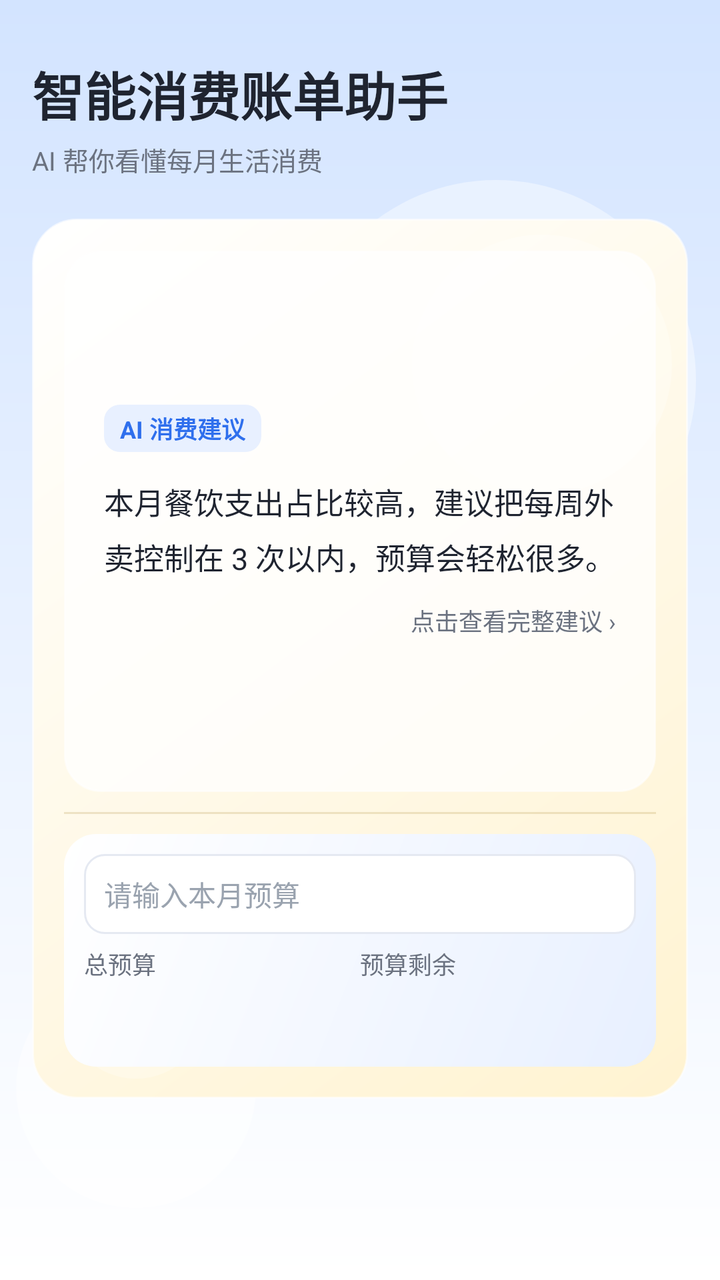
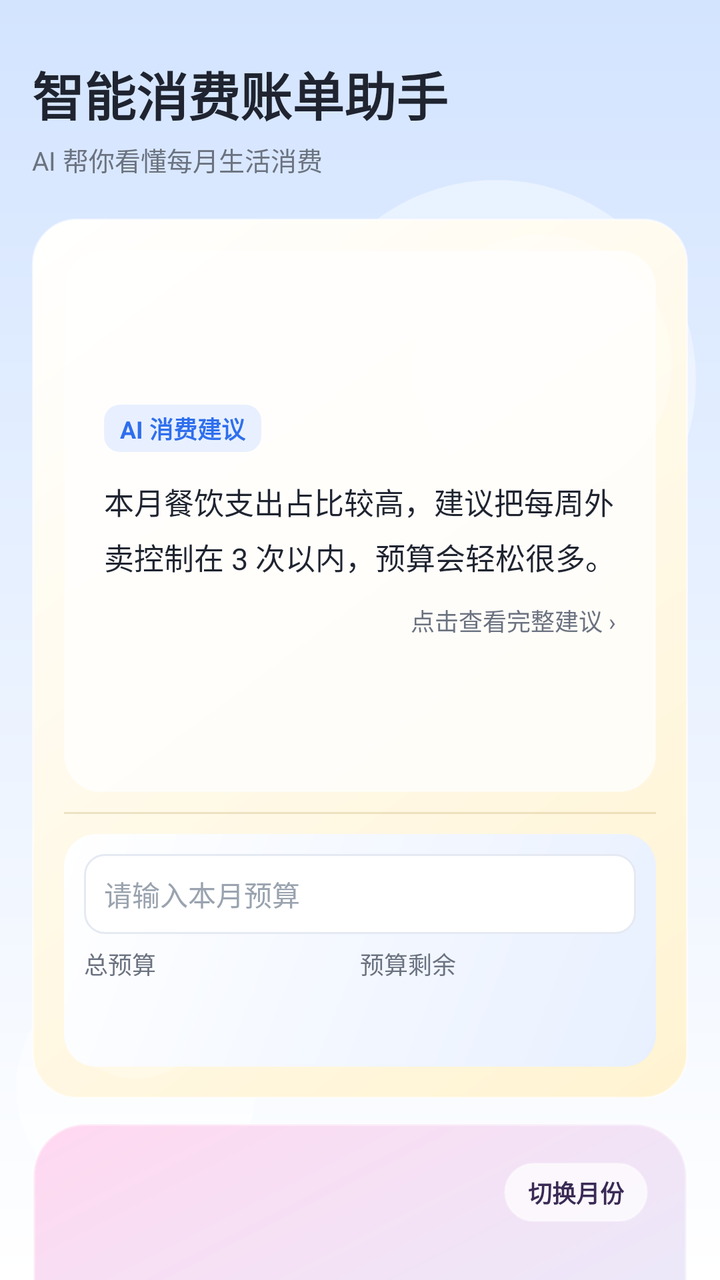

An Android layout rendered at two revisions. The XML below is the earlier revision; the diff shows what the commit changed to produce the second picture.
<!-- AndroidManifest.xml: application theme Theme.StudentBill -->
<!-- res/layout/activity_main.xml -->
<?xml version="1.0" encoding="utf-8"?>
<androidx.core.widget.NestedScrollView xmlns:android="http://schemas.android.com/apk/res/android"
    android:layout_width="match_parent"
    android:layout_height="match_parent"
    android:background="@drawable/bg_page_gradient"
    android:fillViewport="true"
    android:overScrollMode="never">

    <LinearLayout
        android:layout_width="match_parent"
        android:layout_height="wrap_content"
        android:orientation="vertical"
        android:padding="@dimen/page_padding">

        
        <TextView
            android:id="@+id/tvTitle"
            android:layout_width="match_parent"
            android:layout_height="wrap_content"
            android:layout_marginTop="@dimen/space_md"
            android:text="@string/main_title"
            android:textColor="@color/text_primary"
            android:textSize="26sp"
            android:textStyle="bold" />

        <TextView
            android:id="@+id/tvSubtitle"
            android:layout_width="match_parent"
            android:layout_height="wrap_content"
            android:layout_marginTop="@dimen/space_xs"
            android:text="@string/main_subtitle"
            android:textColor="@color/text_secondary"
            android:textSize="@dimen/text_subtitle" />

        
        <LinearLayout
            android:id="@+id/panelCard"
            android:layout_width="match_parent"
            android:layout_height="440dp"
            android:layout_marginTop="@dimen/space_lg"
            android:background="@drawable/bg_glass_panel"
            android:elevation="8dp"
            android:orientation="vertical"
            android:padding="16dp">

            
            <LinearLayout
                android:id="@+id/panelAi"
                android:layout_width="match_parent"
                android:layout_height="0dp"
                android:layout_weight="7"
                android:background="@drawable/bg_glass_ai"
                android:clickable="true"
                android:focusable="true"
                android:foreground="?attr/selectableItemBackground"
                android:gravity="center_vertical"
                android:orientation="vertical"
                android:padding="20dp">

                <TextView
                    android:layout_width="wrap_content"
                    android:layout_height="wrap_content"
                    android:background="@drawable/bg_ai_badge"
                    android:paddingStart="@dimen/space_sm"
                    android:paddingTop="3dp"
                    android:paddingEnd="@dimen/space_sm"
                    android:paddingBottom="3dp"
                    android:text="@string/ai_panel_title"
                    android:textColor="@color/color_primary"
                    android:textSize="@dimen/text_caption"
                    android:textStyle="bold" />

                <TextView
                    android:id="@+id/tvAiSummary"
                    android:layout_width="match_parent"
                    android:layout_height="wrap_content"
                    android:layout_marginTop="14dp"
                    android:lineSpacingExtra="6dp"
                    android:text="@string/ai_panel_summary"
                    android:textColor="@color/text_primary"
                    android:textSize="15sp" />

                <TextView
                    android:layout_width="match_parent"
                    android:layout_height="wrap_content"
                    android:layout_marginTop="@dimen/space_md"
                    android:gravity="end"
                    android:text="@string/ai_panel_more"
                    android:textColor="@color/text_secondary"
                    android:textSize="@dimen/text_caption" />

            </LinearLayout>

            
            <View
                android:layout_width="match_parent"
                android:layout_height="1dp"
                android:layout_marginTop="10dp"
                android:layout_marginBottom="10dp"
                android:background="@color/glass_divider" />

            
            <LinearLayout
                android:id="@+id/panelBudget"
                android:layout_width="match_parent"
                android:layout_height="0dp"
                android:layout_weight="3"
                android:background="@drawable/bg_gradient_blue"
                android:orientation="vertical"
                android:padding="10dp">

                <EditText
                    android:id="@+id/etBudget"
                    android:layout_width="match_parent"
                    android:layout_height="40dp"
                    android:background="@drawable/bg_input"
                    android:hint="@string/budget_hint"
                    android:imeOptions="actionDone"
                    android:inputType="numberDecimal"
                    android:maxLines="1"
                    android:paddingStart="10dp"
                    android:paddingEnd="10dp"
                    android:textColor="@color/text_primary"
                    android:textColorHint="@color/text_hint"
                    android:textSize="@dimen/text_body" />

                <LinearLayout
                    android:layout_width="match_parent"
                    android:layout_height="wrap_content"
                    android:layout_marginTop="6dp"
                    android:orientation="horizontal">

                    <LinearLayout
                        android:layout_width="0dp"
                        android:layout_height="wrap_content"
                        android:layout_weight="1"
                        android:orientation="vertical">

                        <TextView
                            android:layout_width="wrap_content"
                            android:layout_height="wrap_content"
                            android:text="@string/label_total_budget"
                            android:textColor="@color/text_secondary"
                            android:textSize="@dimen/text_caption" />

                        <TextView
                            android:id="@+id/tvTotalBudget"
                            android:layout_width="wrap_content"
                            android:layout_height="wrap_content"
                            android:textColor="@color/text_primary"
                            android:textSize="18sp"
                            android:textStyle="bold" />

                    </LinearLayout>

                    <LinearLayout
                        android:layout_width="0dp"
                        android:layout_height="wrap_content"
                        android:layout_weight="1"
                        android:orientation="vertical">

                        <TextView
                            android:id="@+id/tvRemainLabel"
                            android:layout_width="wrap_content"
                            android:layout_height="wrap_content"
                            android:text="@string/label_remaining"
                            android:textColor="@color/text_secondary"
                            android:textSize="@dimen/text_caption" />

                        <TextView
                            android:id="@+id/tvRemainValue"
                            android:layout_width="wrap_content"
                            android:layout_height="wrap_content"
                            android:textColor="@color/color_primary"
                            android:textSize="18sp"
                            android:textStyle="bold" />

                    </LinearLayout>

                </LinearLayout>

            </LinearLayout>

        </LinearLayout>

    </LinearLayout>

</androidx.core.widget.NestedScrollView>
<!-- resources referenced by this layout -->
<resources>
  <color name="color_primary">#2F6FED</color>
  <color name="glass_divider">#33A9822F</color>
  <color name="text_hint">#9AA3AF</color>
  <color name="text_primary">#1F2430</color>
  <color name="text_secondary">#6B7280</color>
  <dimen name="page_padding">16dp</dimen>
  <dimen name="space_lg">20dp</dimen>
  <dimen name="space_md">12dp</dimen>
  <dimen name="space_sm">8dp</dimen>
  <dimen name="space_xs">4dp</dimen>
  <dimen name="text_body">14sp</dimen>
  <dimen name="text_caption">12sp</dimen>
  <dimen name="text_subtitle">13sp</dimen>
  <string name="ai_panel_more">点击查看完整建议 ›</string>
  <string name="ai_panel_summary">本月餐饮支出占比较高，建议把每周外卖控制在 3 次以内，预算会轻松很多。</string>
  <string name="ai_panel_title">AI 消费建议</string>
  <string name="budget_hint">请输入本月预算</string>
  <string name="label_remaining">预算剩余</string>
  <string name="label_total_budget">总预算</string>
  <string name="main_subtitle">AI 帮你看懂每月生活消费</string>
  <string name="main_title">智能消费账单助手</string>
  <color name="color_primary_light">#E8F0FF</color>
  <color name="glass_white">#C2FFFFFF</color>
  <color name="glass_stroke">#99FFFFFF</color>
  <color name="bg_card">#FFFFFF</color>
  <color name="glass_yellow">#FFF3D1</color>
  <color name="glass_bubble">#40FFFFFF</color>
  <color name="gradient_blue_end">#FFFFFF</color>
  <color name="gradient_blue_start">#E8F0FF</color>
  <dimen name="card_radius">16dp</dimen>
  <color name="divider">#E5E9F2</color>
  <color name="page_blue">#D3E4FF</color>
  <color name="page_bubble">#66FFFFFF</color>
  <color name="color_primary_dark">#1E4FBD</color>
  <!-- unchanged entries left out for length: 7 -->
</resources>

<!-- the commit's change to res/layout/activity_main.xml (unified diff, before → after) -->
@@ -183,6 +183,116 @@
 
         </LinearLayout>
 
+        
+        <LinearLayout
+            android:id="@+id/panelChart"
+            android:layout_width="match_parent"
+            android:layout_height="wrap_content"
+            android:layout_marginTop="@dimen/space_md"
+            android:background="@drawable/bg_candy_panel"
+            android:elevation="6dp"
+            android:orientation="vertical"
+            android:padding="@dimen/space_lg">
+
+            <LinearLayout
+                android:layout_width="match_parent"
+                android:layout_height="wrap_content"
+                android:gravity="center_vertical"
+                android:orientation="horizontal">
+
+                <TextView
+                    android:id="@+id/tvChartMonth"
+                    android:layout_width="0dp"
+                    android:layout_height="wrap_content"
+                    android:layout_weight="1"
+                    android:textColor="@color/candy_ink"
+                    android:textSize="17sp"
+                    android:textStyle="bold" />
+
+                
+                <TextView
+                    android:id="@+id/btnMonthPicker"
+                    android:layout_width="wrap_content"
+                    android:layout_height="wrap_content"
+                    android:background="@drawable/bg_candy_pill"
+                    android:clickable="true"
+                    android:focusable="true"
+                    android:paddingStart="12dp"
+                    android:paddingTop="6dp"
+                    android:paddingEnd="12dp"
+                    android:paddingBottom="6dp"
+                    android:text="@string/month_picker_label"
+                    android:textColor="@color/candy_ink"
+                    android:textSize="@dimen/text_caption"
+                    android:textStyle="bold" />
+
+            </LinearLayout>
+
+            <TextView
+                android:id="@+id/tvMonthCompare"
+                android:layout_width="match_parent"
+                android:layout_height="wrap_content"
+                android:layout_marginTop="4dp"
+                android:textColor="@color/text_secondary"
+                android:textSize="@dimen/text_caption" />
+
+            <View
+                android:layout_width="match_parent"
+                android:layout_height="1dp"
+                android:layout_marginTop="12dp"
+                android:background="@color/candy_line" />
+
+            <TextView
+                android:layout_width="wrap_content"
+                android:layout_height="wrap_content"
+                android:layout_marginTop="12dp"
+                android:text="@string/chart_daily_title"
+                android:textColor="@color/candy_ink"
+                android:textSize="13sp"
+                android:textStyle="bold" />
+
+            <com.github.mikephil.charting.charts.LineChart
+                android:id="@+id/chartDaily"
+                android:layout_width="match_parent"
+                android:layout_height="200dp"
+                android:layout_marginTop="6dp"
+                android:background="@drawable/bg_candy_glass"
+                android:padding="8dp" />
+
+            <TextView
+                android:layout_width="wrap_content"
+                android:layout_height="wrap_content"
+                android:layout_marginTop="8dp"
+                android:text="@string/chart_category_title"
+                android:textColor="@color/candy_ink"
+                android:textSize="13sp"
+                android:textStyle="bold" />
+
+            <com.github.mikephil.charting.charts.BarChart
+                android:id="@+id/chartCategory"
+                android:layout_width="match_parent"
+                android:layout_height="200dp"
+                android:layout_marginTop="6dp"
+                android:background="@drawable/bg_candy_glass"
+                android:padding="8dp" />
+
+            <TextView
+                android:id="@+id/btnViewDetail"
+                android:layout_width="match_parent"
+                android:layout_height="46dp"
+                android:layout_marginTop="14dp"
+                android:background="@drawable/bg_button_candy"
+                android:clickable="true"
+                android:focusable="true"
+                android:foreground="?attr/selectableItemBackground"
+                android:gravity="center"
+                android:text="@string/btn_view_detail"
+                android:textColor="@color/candy_ink"
+                android:textSize="@dimen/text_body"
+                android:textStyle="bold" />
+
+        </LinearLayout>
+
     </LinearLayout>
 
 </androidx.core.widget.NestedScrollView>
<!-- resource entries referenced after the edit -->
@@ -1,5 +1,7 @@
 <!-- resources referenced by this layout -->
 <resources>
+  <color name="candy_ink">#3A2A55</color>
+  <color name="candy_line">#59FFFFFF</color>
   <color name="color_primary">#2F6FED</color>
   <color name="glass_divider">#33A9822F</color>
   <color name="text_hint">#9AA3AF</color>
@@ -13,15 +15,69 @@
   <dimen name="text_body">14sp</dimen>
   <dimen name="text_caption">12sp</dimen>
   <dimen name="text_subtitle">13sp</dimen>
+  <!-- drawable bg_button_candy (drawable) -->
+  <?xml version="1.0" encoding="utf-8"?>
+  <shape xmlns:android="http://schemas.android.com/apk/res/android"
+      android:shape="rectangle">
+      <gradient
+          android:angle="0"
+          android:endColor="@color/candy_lemon"
+          android:startColor="@color/candy_pink" />
+      <corners android:radius="24dp" />
+  </shape>
+  <!-- drawable bg_candy_glass (drawable) -->
+  <?xml version="1.0" encoding="utf-8"?>
+  <shape xmlns:android="http://schemas.android.com/apk/res/android"
+      android:shape="rectangle">
+      <solid android:color="@color/candy_glass" />
+      <corners android:radius="18dp" />
+      <stroke
+          android:width="1dp"
+          android:color="@color/candy_line" />
+  </shape>
+  <!-- drawable bg_candy_panel (drawable) -->
+  <?xml version="1.0" encoding="utf-8"?>
+  <shape xmlns:android="http://schemas.android.com/apk/res/android"
+      android:shape="rectangle">
+      <gradient
+          android:angle="315"
+          android:centerColor="@color/candy_panel_center"
+          android:endColor="@color/candy_panel_end"
+          android:startColor="@color/candy_panel_start" />
+      <corners android:radius="26dp" />
+      <stroke
+          android:width="1.5dp"
+          android:color="@color/candy_line" />
+  </shape>
+  <!-- drawable bg_candy_pill (drawable) -->
+  <?xml version="1.0" encoding="utf-8"?>
+  <shape xmlns:android="http://schemas.android.com/apk/res/android"
+      android:shape="rectangle">
+      <solid android:color="@color/candy_glass" />
+      <corners android:radius="18dp" />
+      <stroke
+          android:width="1dp"
+          android:color="@color/candy_line" />
+  </shape>
   <string name="ai_panel_more">点击查看完整建议 ›</string>
   <string name="ai_panel_summary">本月餐饮支出占比较高，建议把每周外卖控制在 3 次以内，预算会轻松很多。</string>
   <string name="ai_panel_title">AI 消费建议</string>
+  <string name="btn_view_detail">查看消费明细</string>
   <string name="budget_hint">请输入本月预算</string>
+  <string name="chart_category_title">分类消费</string>
+  <string name="chart_daily_title">每日消费</string>
   <string name="label_remaining">预算剩余</string>
   <string name="label_total_budget">总预算</string>
   <string name="main_subtitle">AI 帮你看懂每月生活消费</string>
   <string name="main_title">智能消费账单助手</string>
+  <string name="month_picker_label">切换月份</string>
   <color name="color_primary_light">#E8F0FF</color>
+  <color name="candy_lemon">#FFEE9C</color>
+  <color name="candy_pink">#FF7EC7</color>
+  <color name="candy_glass">#B8FFFFFF</color>
+  <color name="candy_panel_center">#DFF3FF</color>
+  <color name="candy_panel_end">#E6FFE9</color>
+  <color name="candy_panel_start">#FFD8F0</color>
   <color name="glass_white">#C2FFFFFF</color>
   <color name="glass_stroke">#99FFFFFF</color>
   <color name="bg_card">#FFFFFF</color>
